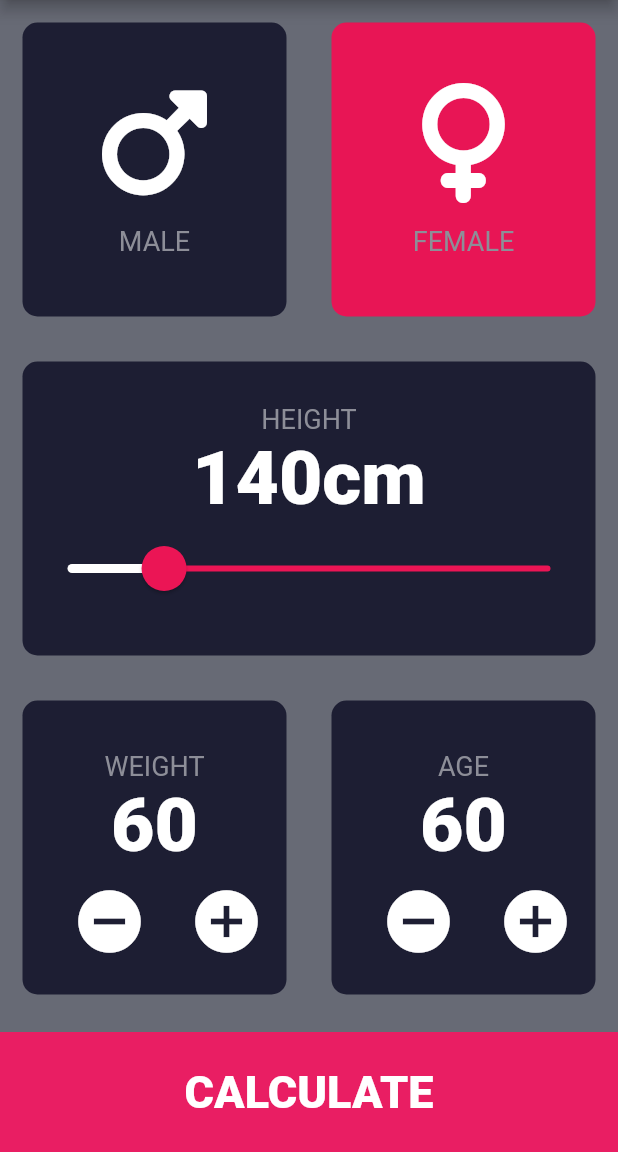
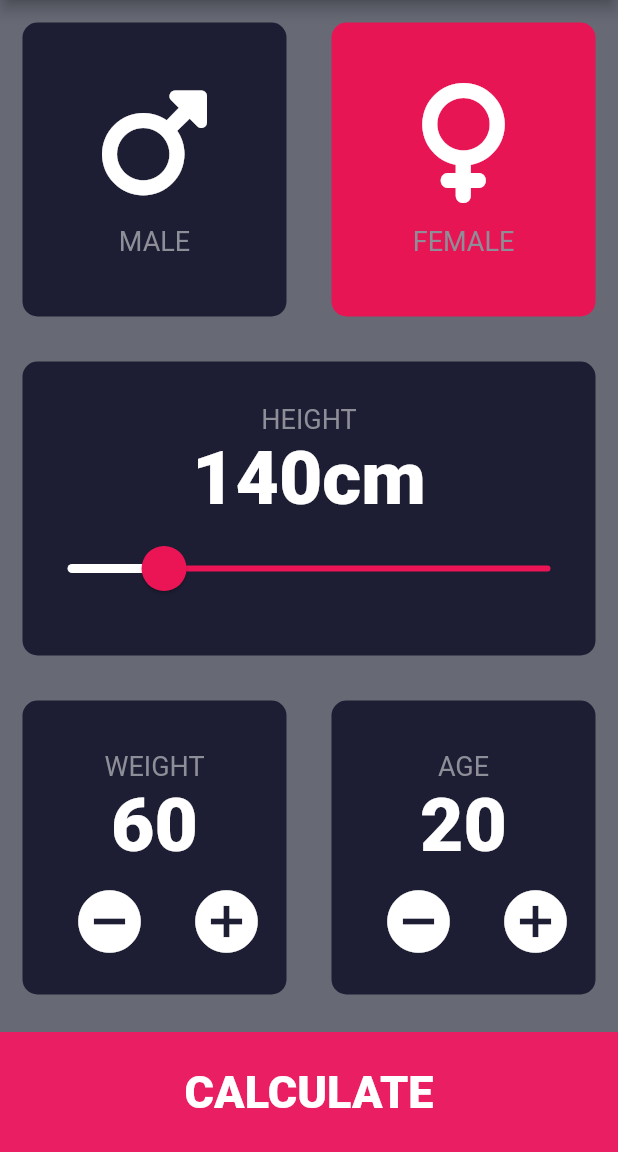
Before and after one commit to manasiPandey21/BMICalculator, a Flutter app: the screen it shows after launch, on a phone screen of 412 x 824 dp, the part 84-1236 px from its top. Run offline on Flutter 3.47's test engine with Material 2 defaults, Android fonts, the phone set to English and light mode, and no system bars; our stand-ins replace font_awesome_flutter.

Commit message:
UI updated

```diff
--- a/lib/Reusable_content.dart
+++ b/lib/Reusable_content.dart
@@ -7,7 +7,7 @@ class ReusableCard extends StatelessWidget {
   @override
   Widget build(BuildContext context) {
     return GestureDetector(
-    onDoubleTap: onPress(),
+    onTap: onPress(),
       child: Container(
         child: cardChild,
         margin: EdgeInsets.all(15.0),
--- a/lib/main.dart
+++ b/lib/main.dart
@@ -24,6 +24,7 @@ class BMICalculator extends StatelessWidget {
     );
   }
 }
+
 //Input Page
 class InputPage extends StatefulWidget {
   @override
@@ -34,7 +35,7 @@ class _InputPageState extends State<InputPage> {
   late Gender selectedGender = Gender.male;
   int height = 140;
   int weight = 60;
-  int age=20;
+  int age = 20;
   @override
   Widget build(BuildContext context) {
     return Scaffold(
@@ -50,25 +51,42 @@ class _InputPageState extends State<InputPage> {
                 child: Row(
               children: <Widget>[
                 Expanded(
-                    child: ReusableCard(
-                  onPress: () {
-
-                      selectedGender = Gender.male;
-                    },
-
-                  colour:
-                      selectedGender == Gender.male ? Coloring : nonColoring,
-                  cardChild: newContent(FontAwesomeIcons.mars, "MALE"),
+                    child: GestureDetector(
+                  onTap: () {
+                    setState(() {
+                      selectedGender = Gender.female;
+                    });
+                  },
+                  child: Container(
+                    child: newContent(FontAwesomeIcons.mars, "MALE"),
+                    margin: EdgeInsets.all(15.0),
+                    decoration: BoxDecoration(
+                      borderRadius: BorderRadius.circular(10.0),
+                      color: selectedGender == Gender.male
+                          ? Coloring
+                          : nonColoring,
+                    ),
+                  ),
                 )),
                 Expanded(
-                    child: ReusableCard(
-                  onPress: () {
-                    selectedGender = Gender.female;
-                  },
-                  colour:
-                      selectedGender == Gender.female ? Coloring : nonColoring,
-                  cardChild: newContent(FontAwesomeIcons.venus, "FEMALE"),
-                )),
+                    child:GestureDetector(
+                      onTap: (){
+                        setState(() {
+                          selectedGender=Gender.female;
+                        });
+                      },
+                      child: Container(
+                        child: newContent(FontAwesomeIcons.venus, "FEMALE"),
+                        margin: EdgeInsets.all(15.0),
+                        decoration: BoxDecoration(
+                          borderRadius: BorderRadius.circular(10.0),
+                          color: selectedGender == Gender.female
+                              ? Coloring
+                              : nonColoring,
+                        ),
+                      ),
+                    ),
+                ),
               ],
             )),
             Expanded(
@@ -125,7 +143,7 @@ class _InputPageState extends State<InputPage> {
                 Expanded(
                     child: ReusableCard(
                         colour: Coloring,
-                        onPress: (){},
+                        onPress: () {},
                         cardChild: Column(
                           mainAxisAlignment: MainAxisAlignment.center,
                           crossAxisAlignment: CrossAxisAlignment.center,
@@ -135,7 +153,6 @@ class _InputPageState extends State<InputPage> {
                               weight.toString(),
                               style: kNumberTextStyle,
                             ),
-
                             Row(
                               mainAxisAlignment: MainAxisAlignment.center,
                               children: <Widget>[
@@ -145,15 +162,24 @@ class _InputPageState extends State<InputPage> {
                                         weight -= 1;
                                       });
                                     },
-                                    icon: Icon(Icons.remove_circle,size: 50,)),
-                                SizedBox(height: 50,width: 30,),
+                                    icon: Icon(
+                                      Icons.remove_circle,
+                                      size: 50,
+                                    )),
+                                SizedBox(
+                                  height: 50,
+                                  width: 30,
+                                ),
                                 IconButton(
                                   onPressed: () {
                                     setState(() {
                                       weight += 1;
                                     });
                                   },
-                                  icon: Icon(Icons.add_circle,size: 50,),
+                                  icon: Icon(
+                                    Icons.add_circle,
+                                    size: 50,
+                                  ),
                                 )
                               ],
                             )
@@ -162,38 +188,43 @@ class _InputPageState extends State<InputPage> {
                 Expanded(
                     child: ReusableCard(
                         colour: Coloring,
-                        onPress: (){},
+                        onPress: () {},
                         cardChild: Column(
                           crossAxisAlignment: CrossAxisAlignment.center,
                           mainAxisAlignment: MainAxisAlignment.center,
                           children: <Widget>[
-
                             Text('AGE', style: labelTestStryle),
                             Text(
-                              weight.toString(),
+                              age.toString(),
                               style: kNumberTextStyle,
                             ),
-
                             Row(
                               mainAxisAlignment: MainAxisAlignment.center,
-
                               children: <Widget>[
-
                                 IconButton(
                                     onPressed: () {
                                       setState(() {
                                         age -= 1;
                                       });
                                     },
-                                    icon: Icon(Icons.remove_circle,size: 50,)),
-                                SizedBox(height: 50,width: 30,),
+                                    icon: Icon(
+                                      Icons.remove_circle,
+                                      size: 50,
+                                    )),
+                                SizedBox(
+                                  height: 50,
+                                  width: 30,
+                                ),
                                 IconButton(
                                   onPressed: () {
                                     setState(() {
                                       age += 1;
                                     });
                                   },
-                                  icon: Icon(Icons.add_circle,size: 50,),
+                                  icon: Icon(
+                                    Icons.add_circle,
+                                    size: 50,
+                                  ),
                                 )
                               ],
                             )
@@ -207,12 +238,16 @@ class _InputPageState extends State<InputPage> {
               ],
             )),
             GestureDetector(
-              onDoubleTap: () {
+              onTap: () {
                 Navigator.push(context,
                     MaterialPageRoute(builder: (context) => ResultsPage()));
               },
               child: Container(
-                child: Center(child: Text('CALCULATE',style: TextStyle(fontSize: 30.0,fontWeight: FontWeight.w900),)),
+                child: Center(
+                    child: Text(
+                  'CALCULATE',
+                  style: TextStyle(fontSize: 30.0, fontWeight: FontWeight.w900),
+                )),
                 color: Colors.pink,
                 height: bottomContainerHeight,
                 width: double.infinity,
```
